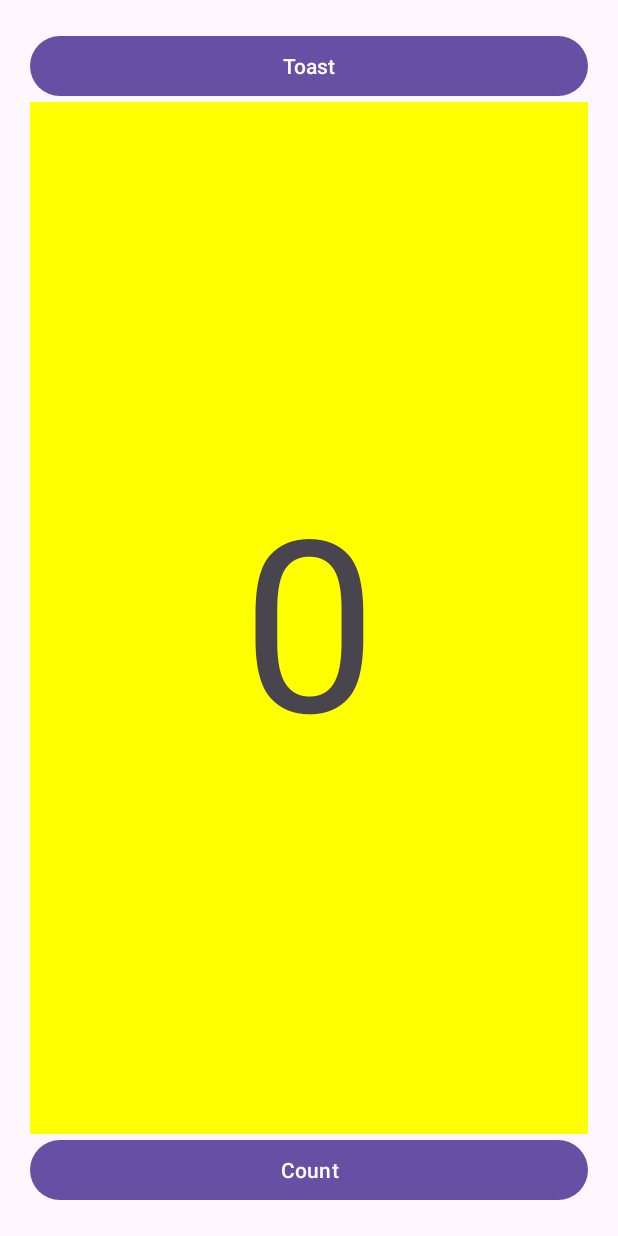
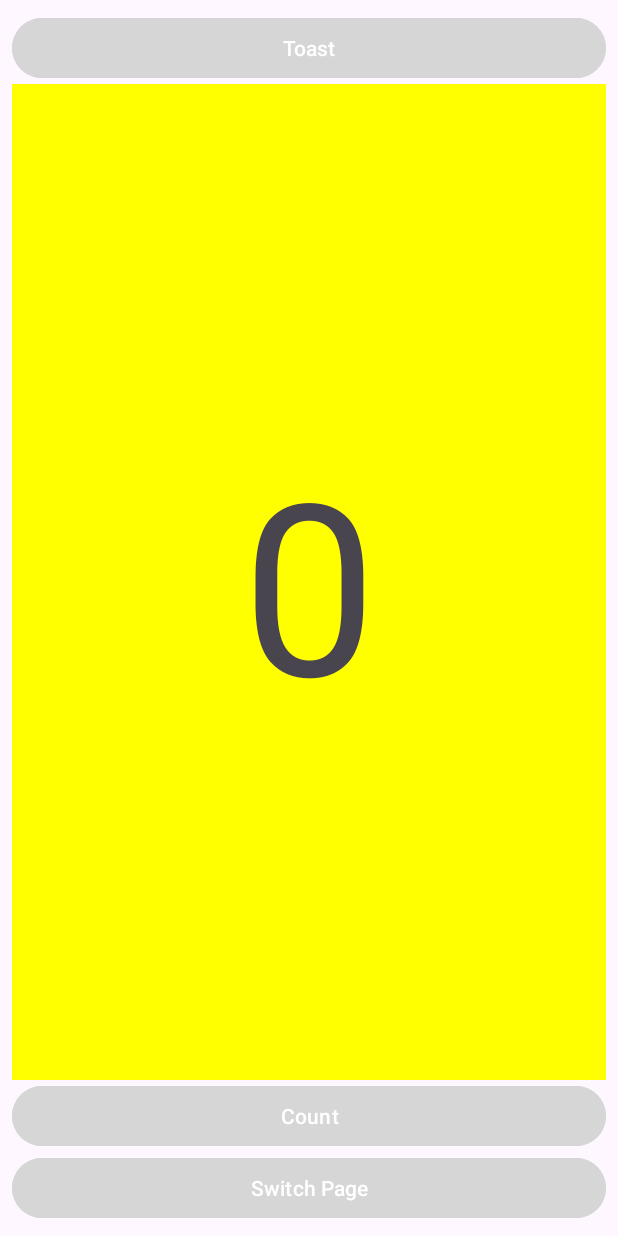
Before and after one commit to Breynaputra27/Tugas-2-mobile, an Android app: the layout activity_main.xml on its own in the app's theme, with its tools: preview values and no code run, on a phone screen of 412 x 824 dp. Run offline under Robolectric (Android 15) with nearby library versions, the phone set to English and light mode, and no system bars.

Commit message:
update tugas 3

```diff
--- a/BreynaApps/app/src/main/AndroidManifest.xml
+++ b/BreynaApps/app/src/main/AndroidManifest.xml
@@ -12,6 +12,9 @@
         android:supportsRtl="true"
         android:theme="@style/Theme.BreynaApps">
         <activity
+            android:name=".MainActivity2"
+            android:exported="false" />
+        <activity
             android:name=".MainActivity"
             android:exported="true">
             <intent-filter>
--- a/BreynaApps/app/src/main/res/layout/activity_main.xml
+++ b/BreynaApps/app/src/main/res/layout/activity_main.xml
@@ -1,34 +1,48 @@
 <?xml version="1.0" encoding="utf-8"?>
 <LinearLayout xmlns:android="http://schemas.android.com/apk/res/android"
+    xmlns:app="http://schemas.android.com/apk/res-auto"
     xmlns:tools="http://schemas.android.com/tools"
     android:layout_width="match_parent"
     android:layout_height="match_parent"
     android:orientation="vertical"
-    android:padding="20dp"
+    android:paddingLeft="@dimen/activity_horizontal_margin"
+    android:paddingTop="@dimen/activity_vertical_margin"
+    android:paddingRight="@dimen/activity_horizontal_margin"
+    android:paddingBottom="@dimen/activity_vertical_margin"
     tools:context=".MainActivity">
 
-    <!-- Tombol Toast -->
     <Button
         android:id="@+id/button_toast"
         android:layout_width="match_parent"
         android:layout_height="wrap_content"
-        android:text="Toast" />
+        android:backgroundTint="@color/warnabiru"
+        android:text="@string/button_label_toast"
+        app:cornerRadius="20dp" />
 
-    <!-- Teks angka -->
     <TextView
         android:id="@+id/show_count"
         android:layout_width="match_parent"
         android:layout_height="wrap_content"
-        android:text="0"
-        android:textSize="160sp"
+        android:layout_weight="2"
+        android:background="#FFFF00"
         android:gravity="center"
-        android:background="#FFFF00"
-        android:layout_weight="2" />
+        android:text="@string/count_initial_value"
+        android:textSize="160sp" />
 
-    <!-- Tombol Count -->
     <Button
         android:id="@+id/button_count"
         android:layout_width="match_parent"
         android:layout_height="wrap_content"
-        android:text="Count" />
+        android:backgroundTint="@color/warnabiru"
+        android:text="@string/button_label_count"
+        app:cornerRadius="20dp" />
+
+    <Button
+        android:id="@+id/button_switchpage"
+        android:layout_width="match_parent"
+        android:layout_height="wrap_content"
+        android:backgroundTint="@color/warnabiru"
+        android:text="@string/button_label_pindah"
+        app:cornerRadius="20dp" />
+
 </LinearLayout>
--- a/BreynaApps/app/src/main/res/values/strings.xml
+++ b/BreynaApps/app/src/main/res/values/strings.xml
@@ -1,3 +1,10 @@
 <resources>
     <string name="app_name">Breyna Apps</string>
+    <string name="button_label_toast">Toast</string>
+    <string name="count_initial_value">0</string>
+    <string name="button_label_count">Count</string>
+    <string name="button_label_pindah">Switch Page</string>
+    <string name="text_header">Halaman ke-2</string>
+    <string name="button_label_browser">Browse Page</string>
+
 </resources>
```
Also changed, not shown: BreynaApps/app/src/main/java/com/example/breynaapps/MainActivity.kt (+39 -12 lines), BreynaApps/app/src/main/java/com/example/breynaapps/MainActivity2.kt (added, +20 -0 lines), BreynaApps/app/src/main/res/layout/activity_main2.xml (added, +20 -0 lines).
